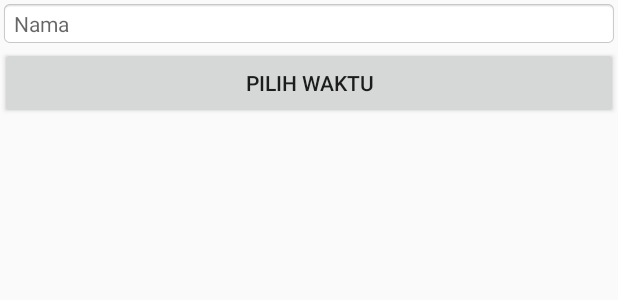
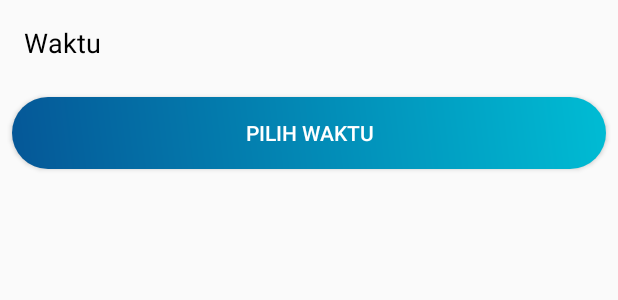
Before and after one commit to Richofedhias/Aplikasi-Sistem-Pendeteksi-Pencemaran-sungai, an Android app: the layout form_data.xml on its own in the app's theme, with its tools: preview values and no code run, on a phone screen of 412 x 824 dp. Shown: the top 300 px of the screen. Run offline under Robolectric (Android 15) with nearby library versions, the phone set to English and light mode, and no system bars; Roboto replaces fonts that are not available here.

Commit message:
Last Update

```diff
--- a/app/src/main/java/com/example/sistempendeteksi/HistoryActivity.java
+++ b/app/src/main/java/com/example/sistempendeteksi/HistoryActivity.java
@@ -53,6 +53,8 @@ public class HistoryActivity extends AppCompatActivity {
         rv_list = findViewById(R.id.rv_history);
         rv_list.setHasFixedSize(true);
         RecyclerView.LayoutManager lm = new LinearLayoutManager(this);
+        ((LinearLayoutManager) lm).setReverseLayout(true);
+        ((LinearLayoutManager) lm).setStackFromEnd(true);
         rv_list.setLayoutManager(lm);
         RecyclerView.ItemDecoration divider = new DividerItemDecoration(this,DividerItemDecoration.VERTICAL);
         rv_list.addItemDecoration(divider);
--- a/app/src/main/res/layout/form_data.xml
+++ b/app/src/main/res/layout/form_data.xml
@@ -6,15 +6,21 @@
 
     <TextView
         android:id="@+id/txt_nama"
-        android:hint="Nama"
+        android:text="Waktu"
+        android:textColor="#000"
+        android:padding="8dp"
+        android:textSize="18sp"
+        android:layout_margin="8dp"
         android:layout_width="match_parent"
-        android:layout_height="wrap_content"
-        android:background="@android:drawable/editbox_background_normal"/>
+        android:layout_height="wrap_content"/>
 
     <Button
         android:id="@+id/btn_wkt"
         android:layout_width="match_parent"
         android:layout_height="wrap_content"
-        android:text="Pilih Waktu" />
+        android:text="Pilih Waktu"
+        android:layout_margin="8dp"
+        android:textColor="#fff"
+        android:background="@drawable/bg_penanggulangan"/>
 
 </LinearLayout>
```
Also changed, not shown: app/src/main/java/com/example/sistempendeteksi/MainActivity.java (+6 -6 lines), app/src/main/res/drawable-hdpi/ic_alarm.png (added), app/src/main/res/drawable-mdpi/ic_alarm.png (added), app/src/main/res/drawable-xhdpi/ic_alarm.png (added), app/src/main/res/drawable-xxhdpi/ic_alarm.png (added), app/src/main/res/drawable-xxxhdpi/ic_alarm.png (added).
